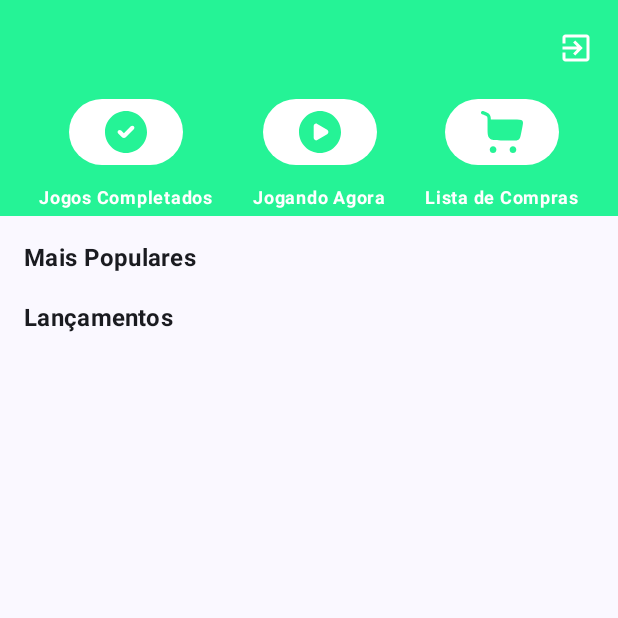
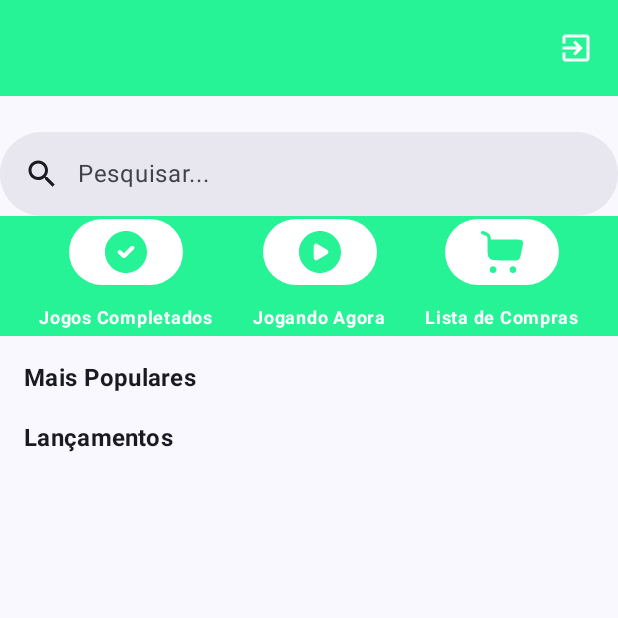
Before and after one commit to ocesar9/ScoreG, an Android app built with Jetpack Compose: the composable HomePage shown on its own in the app's theme, on a phone screen of 412 x 824 dp, the top half of it. Run offline under Robolectric (Android 15) with nearby library versions, the phone set to English and light mode, and no system bars; our stand-ins replace Firebase (no records; nobody signed in at launch, a user with empty details on screens opened directly).

Commit message:
Add Search Game bar (#15)
* Create search bar

* Add game db reference

* Update search bar compose fun name

```diff
--- a/app/build.gradle.kts
+++ b/app/build.gradle.kts
@@ -80,6 +80,7 @@ dependencies {
     debugImplementation(libs.androidx.ui.test.manifest)
     implementation("io.coil-kt:coil-compose:2.4.0") // Verifique a versão mais recente
     implementation("androidx.lifecycle:lifecycle-viewmodel-compose:2.7.0")
+    implementation("androidx.compose.material:material-icons-extended")
 
     // Import the Firebase BoM
     implementation(platform("com.google.firebase:firebase-bom:33.1.2"))
--- /dev/null
+++ b/app/src/main/java/com/example/scoreg/components/SearchGameBar.kt
@@ -0,0 +1,101 @@
+package com.example.scoreg.components
+
+import android.annotation.SuppressLint
+import androidx.compose.foundation.clickable
+import androidx.compose.foundation.layout.Row
+import androidx.compose.foundation.layout.fillMaxWidth
+import androidx.compose.foundation.layout.padding
+import androidx.compose.material.icons.Icons
+import androidx.compose.material.icons.filled.Close
+import androidx.compose.material.icons.filled.History
+import androidx.compose.material.icons.filled.Search
+import androidx.compose.material3.ExperimentalMaterial3Api
+import androidx.compose.material3.Icon
+import androidx.compose.material3.SearchBar
+import androidx.compose.material3.Text
+import androidx.compose.runtime.Composable
+import androidx.compose.runtime.getValue
+import androidx.compose.runtime.mutableStateOf
+import androidx.compose.runtime.remember
+import androidx.compose.runtime.setValue
+import androidx.compose.ui.Modifier
+import androidx.compose.ui.unit.dp
+import androidx.navigation.NavController
+import com.example.scoreg.database.entities.Game
+import com.example.scoreg.models.MainViewModel
+
+@OptIn(ExperimentalMaterial3Api::class)
+@SuppressLint("UnusedMaterial3ScaffoldPaddingParameter")
+@Composable
+fun SearchGameBar(mainViewModel: MainViewModel, navController: NavController) {
+    var text by remember { mutableStateOf("") }
+    var active by remember { mutableStateOf(false) }
+    var searchResults by remember { mutableStateOf(listOf<Game>()) }
+
+    // Função para chamar a pesquisa e atualizar os resultados
+    fun searchGames(query: String) {
+        mainViewModel.searchGamesByTitle(query) { games ->
+            searchResults = games
+        }
+    }
+
+    // Chama a função searchGames quando o texto da pesquisa mudar
+    SearchBar(
+        modifier = Modifier.fillMaxWidth(),
+        query = text,
+        onQueryChange = {
+            text = it
+            searchGames(it)
+        },
+        onSearch = {
+            active = false
+            text = ""
+        },
+        active = active,
+        onActiveChange = {
+            active = it
+        },
+        placeholder = {
+            Text(text = "Pesquisar...")
+        },
+        leadingIcon = {
+            Icon(imageVector = Icons.Default.Search, contentDescription = "Search Icon")
+        },
+        trailingIcon = {
+            if (active) {
+                Icon(
+                    modifier = Modifier.clickable {
+                        if (text.isNotEmpty()) {
+                            text = ""
+                        } else {
+                            active = false
+                        }
+                    },
+                    imageVector = Icons.Default.Close,
+                    contentDescription = "Close Icon"
+                )
+            }
+        }
+    ) {
+        // Exibe os resultados da pesquisa
+        searchResults.forEach { game ->
+            Row(
+                modifier = Modifier
+                    .fillMaxWidth()
+                    .clickable {
+                        // Define o jogo atual e navega para a página de informações do jogo
+                        mainViewModel.setCurrentGame(game)
+                        navController.navigate("gameInfoPage")
+                    }
+                    .padding(all = 14.dp)
+            ) {
+                Icon(
+                    modifier = Modifier.padding(end = 10.dp),
+                    imageVector = Icons.Default.History,
+                    contentDescription = "History Icon"
+                )
+                Text(text = game.title) // Exibe o título do jogo
+            }
+        }
+    }
+}
--- a/app/src/main/java/com/example/scoreg/pages/HomePage.kt
+++ b/app/src/main/java/com/example/scoreg/pages/HomePage.kt
@@ -13,11 +13,11 @@ import androidx.navigation.NavController
 import com.example.scoreg.components.CustomTopAppBar
 import com.example.scoreg.components.GameListSection
 import com.example.scoreg.components.Navbar
+import com.example.scoreg.components.SearchGameBar
 import com.example.scoreg.models.MainViewModel
 import com.example.scoreg.utils.IntentUtils
 import com.google.firebase.Firebase
 import com.google.firebase.auth.auth
-
 
 @OptIn(ExperimentalMaterial3Api::class)
 @Composable
@@ -28,15 +28,6 @@ fun HomePage(
 ) {
     mainViewModel.fetchAndSortGames()
     val context = LocalContext.current
-
-    // Método que procura por parte da String do título
-    mainViewModel.searchGamesByTitle("Zelda") { matchingGames ->
-        // Aqui você pode manipular a lista de jogos encontrados
-        for (game in matchingGames) {
-            println("Jogo encontrado: ${game.title}")
-        }
-    }
-
 
     Column(
         modifier = modifier
@@ -50,6 +41,10 @@ fun HomePage(
                 context.startActivity(intent)
             }
         )
+
+        Spacer(modifier = Modifier.height(16.dp))
+
+        SearchGameBar(mainViewModel = mainViewModel, navController = navController)
 
         Navbar(navController = navController)
 
```
